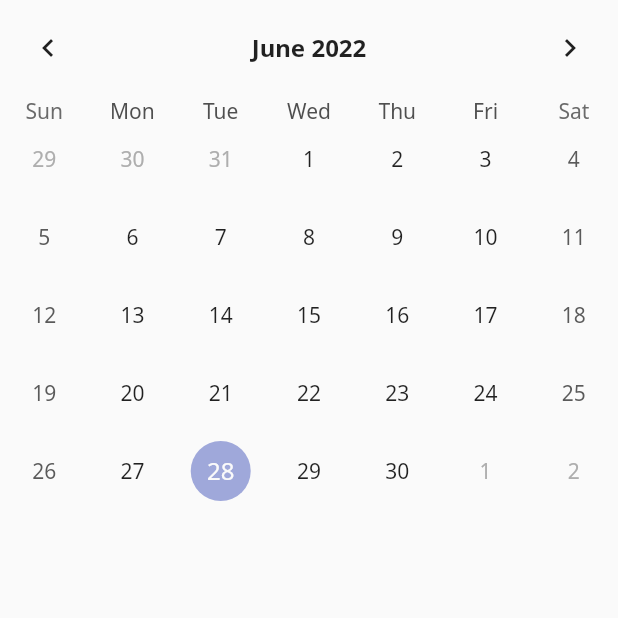
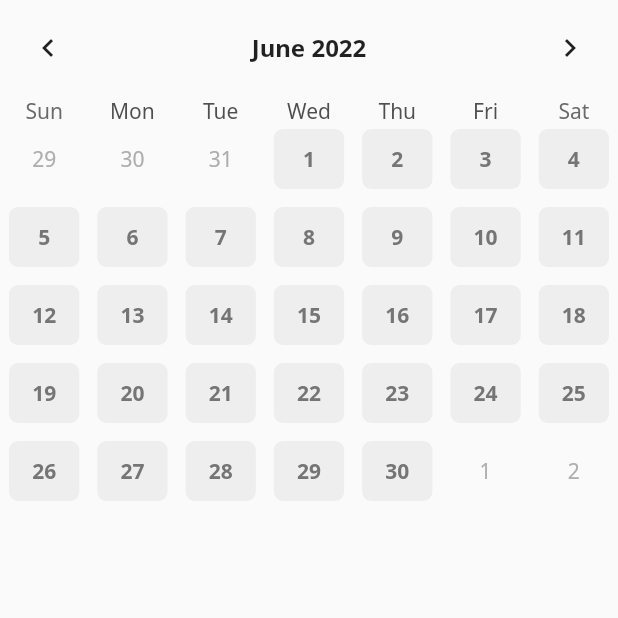
Before and after one commit to jyryuitpro/calendar_scheduler, a Flutter app: the screen it shows after launch, on a phone screen of 412 x 824 dp, the top half of it. Run offline on Flutter 3.47's test engine with Material 2 defaults, Android fonts, the phone set to English and light mode, and no system bars; drawn by our look-alikes of table_calendar.

Commit message:
Table Calendar 스타일링 해버리기~!

```diff
--- a/lib/component/calendar.dart
+++ b/lib/component/calendar.dart
@@ -1,3 +1,4 @@
+import 'package:calendar_scheduler/const/colors.dart';
 import 'package:flutter/material.dart';
 import 'package:table_calendar/table_calendar.dart';
 
@@ -13,6 +14,16 @@ class _CalendarState extends State<Calendar> {
 
   @override
   Widget build(BuildContext context) {
+    final defaultBoxDeco = BoxDecoration(
+      borderRadius: BorderRadius.circular(6.0),
+      color: Colors.grey[200],
+    );
+
+    final defaultTextStyle = TextStyle(
+      color: Colors.grey[600],
+      fontWeight: FontWeight.w700,
+    );
+
     return TableCalendar(
       focusedDay: DateTime.now(),
       firstDay: DateTime(1800),
@@ -23,6 +34,24 @@ class _CalendarState extends State<Calendar> {
         titleTextStyle: TextStyle(
           fontWeight: FontWeight.w700,
           fontSize: 16.0,
+        ),
+      ),
+      calendarStyle: CalendarStyle(
+        isTodayHighlighted: false,
+        defaultDecoration: defaultBoxDeco,
+        weekendDecoration: defaultBoxDeco,
+        selectedDecoration: BoxDecoration(
+          color: Colors.white,
+          borderRadius: BorderRadius.circular(6.0),
+          border: Border.all(
+            color: PRIMARY_COLOR,
+            width: 1.0,
+          ),
+        ),
+        defaultTextStyle: defaultTextStyle,
+        weekendTextStyle: defaultTextStyle,
+        selectedTextStyle: defaultTextStyle.copyWith(
+          color: PRIMARY_COLOR,
         ),
       ),
       onDaySelected: (DateTime selectedDay, DateTime focusedDay) {
--- /dev/null
+++ b/lib/const/colors.dart
@@ -0,0 +1,3 @@
+import 'package:flutter/material.dart';
+
+const PRIMARY_COLOR = Color(0xFF0D8282);
```
